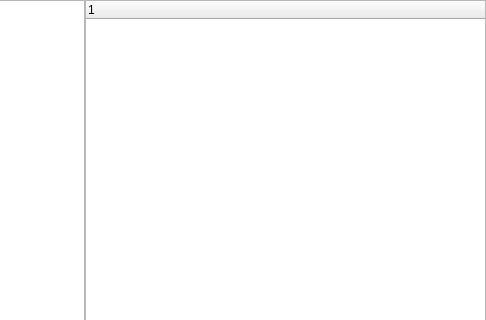
The window that Include/imtlicgui/CFeaturePackageGuiComp.ui (ImagingTools/ImtCore) describes before a commit, drawn with Qt 5; both pictures show x 317 to 803 and y 0 to 320 of the 803 by 495 pixel window.
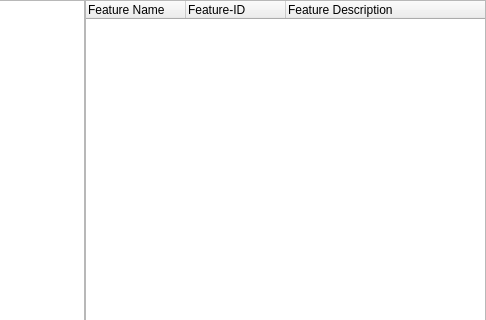
The same window after the commit. The open tabs and pages were chosen to show the change.

What changed in the file:
```diff
--- a/Include/imtlicgui/CFeaturePackageGuiComp.ui
+++ b/Include/imtlicgui/CFeaturePackageGuiComp.ui
@@ -98,7 +98,17 @@
         <widget class="QTreeWidget" name="FeatureTree">
          <column>
           <property name="text">
-           <string notr="true">1</string>
+           <string>Feature Name</string>
+          </property>
+         </column>
+         <column>
+          <property name="text">
+           <string>Feature-ID</string>
+          </property>
+         </column>
+         <column>
+          <property name="text">
+           <string>Feature Description</string>
           </property>
          </column>
         </widget>
```
